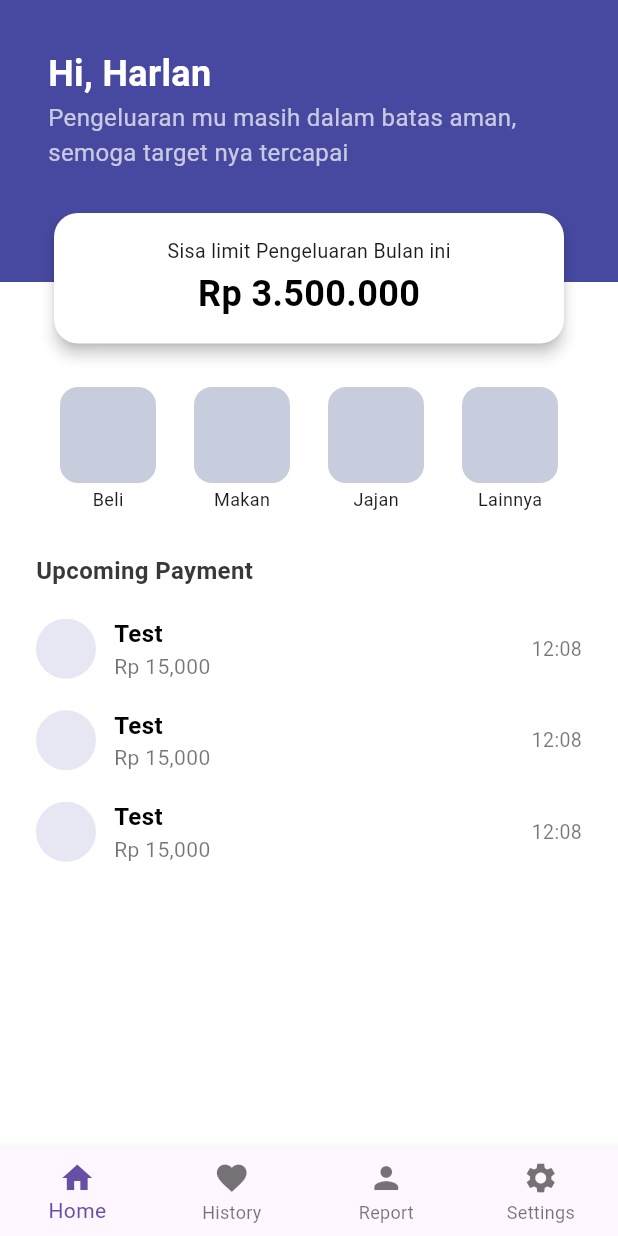
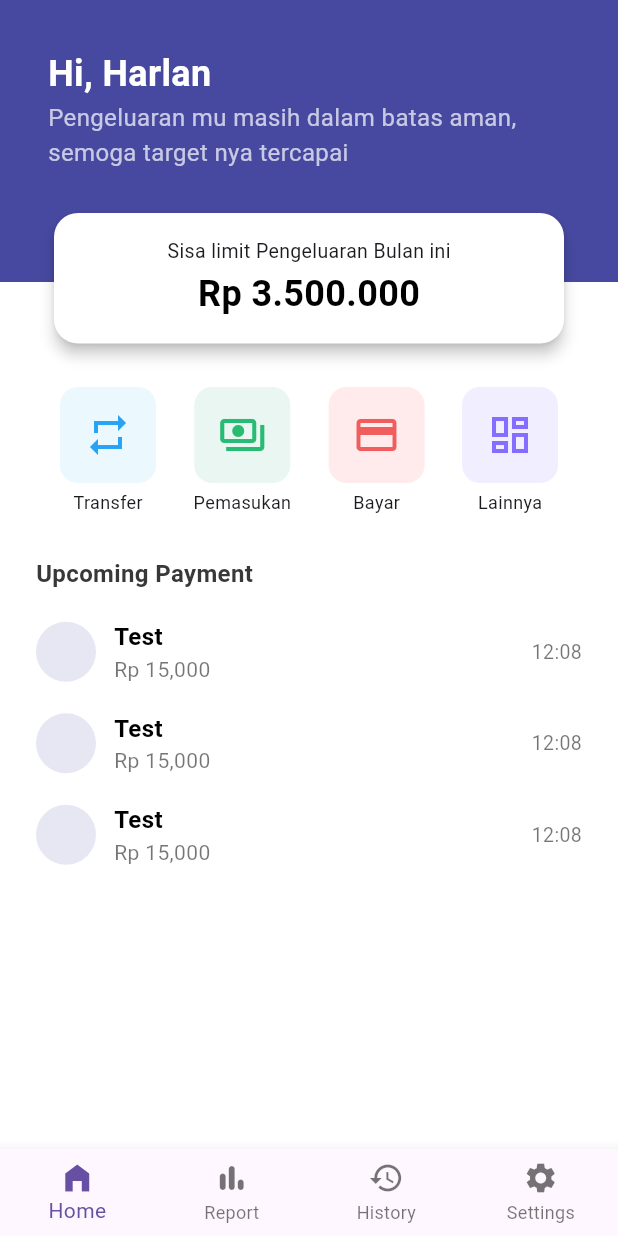
Before and after one commit to harlansr/project-account-mobile, a Flutter app: the HomePage screen opened directly, on a phone screen of 412 x 824 dp. Run offline on Flutter 3.47's test engine with Material 3 defaults, Android fonts, the light colour scheme and no system bars; our stand-ins replace flutter_dotenv, fluttertoast, shared_preferences; accounts and stored records are empty; network calls fail.

Commit message:
ubah tampilan

```diff
--- a/lib/components/card/history_card.dart
+++ b/lib/components/card/history_card.dart
@@ -2,14 +2,14 @@ import 'package:flutter/material.dart';
 
 class HistoryCard extends StatelessWidget {
   final String title;
-  final String desc;
+  final String amount;
   final String time;
   final VoidCallback? onTap;
 
   const HistoryCard({
     super.key,
     required this.title,
-    required this.desc,
+    required this.amount,
     this.time = "",
     this.onTap,
   });
@@ -54,7 +54,7 @@ class HistoryCard extends StatelessWidget {
                       ),
                     ),
                     Text(
-                      desc,
+                      amount,
                       style: const TextStyle(
                         fontSize: 13,
                         color: Colors.black54,
--- a/lib/components/card/menu_item_card.dart
+++ b/lib/components/card/menu_item_card.dart
@@ -1,15 +1,19 @@
 import 'package:flutter/material.dart';
 
 class MenuItemCard extends StatelessWidget {
-  final String title;         // nama / teks di bawah icon
-  final VoidCallback? onTap;  // aksi saat di-tap
-  final Color color;          // warna background icon
+  final String title;            // nama / teks di bawah icon
+  final IconData icon;           // ikon di tengah kotak
+  final VoidCallback? onTap;     // aksi saat di-tap
+  final Color color;             // warna background kotak
+  final Color colorIcon;         // warna ikon
 
   const MenuItemCard({
     super.key,
     required this.title,
+    required this.icon,
     this.onTap,
     this.color = const Color.fromARGB(255, 199, 205, 221),
+    this.colorIcon = const Color.fromARGB(255, 137, 142, 155),
   });
 
   @override
@@ -17,6 +21,7 @@ class MenuItemCard extends StatelessWidget {
     return GestureDetector(
       onTap: onTap,
       child: Column(
+        mainAxisSize: MainAxisSize.min,
         children: [
           Container(
             width: 64,
@@ -25,11 +30,17 @@ class MenuItemCard extends StatelessWidget {
               color: color,
               borderRadius: BorderRadius.circular(12),
             ),
+            child: Icon(
+              icon,
+              color: colorIcon,
+              size: 32,
+            ),
           ),
-          const SizedBox(height: 2),
+          const SizedBox(height: 4),
           Text(
             title,
             style: const TextStyle(fontSize: 12),
+            textAlign: TextAlign.center,
           ),
         ],
       ),
--- a/lib/pages/main/home_page.dart
+++ b/lib/pages/main/home_page.dart
@@ -1,7 +1,7 @@
 import 'package:flutter/material.dart';
-import 'tab_home_page.dart';
-import 'tab2_page.dart';
-import 'tab3_page.dart';
+import 'tab_home.dart';
+import 'tab_history.dart';
+import 'tab_report.dart';
 import 'tab4_page.dart';
 import 'package:flutter/services.dart';
 
@@ -15,7 +15,7 @@ class HomePage extends StatefulWidget {
 
 class _HomePageState extends State<HomePage> {
   int index = 0;
-  final pages = const [TabHomePage(), Tab2Page(), Tab3Page(), Tab4Page()];
+  final pages = const [TabHome(), TabReport(), TabHistory(), Tab4Page()];
 
   @override
   void initState() {
@@ -55,9 +55,9 @@ class _HomePageState extends State<HomePage> {
           _setStatusBarForTab(i); // ubah warna status bar sesuai tab
         },
         items: const [
-          BottomNavigationBarItem(icon: Icon(Icons.home), label: 'Home'),
-          BottomNavigationBarItem(icon: Icon(Icons.favorite), label: 'History'),
-          BottomNavigationBarItem(icon: Icon(Icons.person), label: 'Report'),
+          BottomNavigationBarItem(icon: Icon(Icons.home_filled), label: 'Home'),
+          BottomNavigationBarItem(icon: Icon(Icons.bar_chart_rounded), label: 'Report'),
+          BottomNavigationBarItem(icon: Icon(Icons.history), label: 'History'),
           BottomNavigationBarItem(icon: Icon(Icons.settings), label: 'Settings'),
         ],
       ),
--- /dev/null
+++ b/lib/pages/main/tab_history.dart
@@ -0,0 +1,55 @@
+import 'package:flutter/material.dart';
+import '../../components/card/history_card.dart';
+
+class TabHistory extends StatelessWidget {
+  const TabHistory({super.key});
+
+  @override
+  Widget build(BuildContext context) {
+    return Scaffold(
+      backgroundColor: Colors.white, // Latar belakang putih
+      appBar: AppBar(
+        backgroundColor: const Color(0xFF4749A0), // Biru tua
+        elevation: 0,
+        centerTitle: false, // Biar teks rata kiri
+        title: const Text(
+          'History',
+          style: TextStyle(
+            color: Colors.white,
+            fontWeight: FontWeight.bold,
+          ),
+        ),
+      ),
+      body: SingleChildScrollView(
+        physics: const AlwaysScrollableScrollPhysics(),
+        child: Column(
+          children: [
+            // TextField(
+            //   decoration: InputDecoration(
+            //     hintText: "Search"
+            //   ),
+            // ),
+
+            HistoryCard(title: "Bayar Makan", amount: "Rp10,000", time: "10:32",),
+            HistoryCard(title: "Bayar Makan", amount: "Rp10,000", time: "10:32",),
+            HistoryCard(title: "Bayar Makan", amount: "Rp10,000", time: "10:32",),
+            HistoryCard(title: "Bayar Makan", amount: "Rp10,000", time: "10:32",),
+            HistoryCard(title: "Bayar Makan", amount: "Rp10,000", time: "10:32",),
+            HistoryCard(title: "Bayar Makan", amount: "Rp10,000", time: "10:32",),
+            HistoryCard(title: "Bayar Makan", amount: "Rp10,000", time: "10:32",),
+            HistoryCard(title: "Bayar Makan", amount: "Rp10,000", time: "10:32",),
+            HistoryCard(title: "Bayar Makan", amount: "Rp10,000", time: "10:32",),
+            HistoryCard(title: "Bayar Makan", amount: "Rp10,000", time: "10:32",),
+            HistoryCard(title: "Bayar Makan", amount: "Rp10,000", time: "10:32",),
+            HistoryCard(title: "Bayar Makan", amount: "Rp10,000", time: "10:32",),
+            HistoryCard(title: "Bayar Makan", amount: "Rp10,000", time: "10:32",),
+            HistoryCard(title: "Bayar Makan", amount: "Rp10,000", time: "10:32",),
+            HistoryCard(title: "Bayar Makan", amount: "Rp10,000", time: "3 Mar",),
+            HistoryCard(title: "Bayar Makan", amount: "Rp10,000", time: "1 Jan",),
+          ],
+        ),
+
+      ),
+    );
+  }
+}
--- a/lib/pages/main/tab_home_page.dart
+++ b/lib/pages/main/tab_home.dart
@@ -6,14 +6,14 @@ import 'dart:convert';
 import '../../components/card/upcoming_card.dart';
 import '../../components/card/menu_item_card.dart';
 
-class TabHomePage extends StatefulWidget {
-  const TabHomePage({super.key});
+class TabHome extends StatefulWidget {
+  const TabHome({super.key});
 
   @override
-  State<TabHomePage> createState() => _TabHomePageState();
+  State<TabHome> createState() => _TabHomePageState();
 }
 
-class _TabHomePageState extends State<TabHomePage> {
+class _TabHomePageState extends State<TabHome> {
   Future<void> _onRefresh() async {
     await Future.delayed(const Duration(seconds: 1));
   }
@@ -39,10 +39,33 @@ class _TabHomePageState extends State<TabHomePage> {
     _setStatusBarColor();
 
     final List<Map<String, dynamic>> menus = [
-      {'title': 'Beli', 'onTap': () => debugPrint('Klik NamaMenu 1')},
-      {'title': 'Makan', 'onTap': () => debugPrint('Klik NamaMenu 2')},
-      {'title': 'Jajan', 'onTap': () => debugPrint('Klik NamaMenu 3')},
-      {'title': 'Lainnya', 'onTap': () => debugPrint('Klik Lainnya')},
+      {
+        'title': 'Transfer',
+        'color': const Color(0xFFEBF8FE),
+        'color_icon': const Color(0xFF26A3F5),
+        'onTap': () => debugPrint('Klik NamaMenu 1'),
+        'icon': Icons.repeat,
+      },
+      {
+        'title': 'Pemasukan',
+        'color': const Color(0xFFEAF6F2),
+        'color_icon': const Color(0xFF28BB74),
+        'icon': Icons.payments_outlined,
+        'onTap': () => debugPrint('Klik NamaMenu 2'),
+      },
+      {
+        'title': 'Bayar',
+        'color': const Color.fromARGB(255, 255, 235, 235),
+        'color_icon': const Color.fromARGB(255, 241, 92, 92),
+        'icon': Icons.payment,
+        'onTap': () => debugPrint('Klik NamaMenu 3'),
+      },
+      {
+        'title': 'Lainnya',
+        'color': const Color(0xFFF1EEFF),
+        'color_icon': const Color(0xFF856DFF),
+        'icon': Icons.dashboard_outlined,
+        'onTap': () => debugPrint('Klik NamaMenu 4'),},
     ];
 
     return Scaffold(
@@ -141,6 +164,9 @@ class _TabHomePageState extends State<TabHomePage> {
                             .map((menu) => MenuItemCard(
                                   title: menu['title']!,
                                   onTap: menu['onTap'],
+                                  color: menu['color'],
+                                  colorIcon: menu['color_icon'],
+                                  icon: menu['icon'],
                                 ))
                             .toList(),
                       ),
```
Also changed, not shown: lib/pages/main/tab2_page.dart (deleted, +0 -54 lines), lib/pages/main/tab_report.dart (renamed from lib/pages/main/tab3_page.dart, +4 -4 lines).
